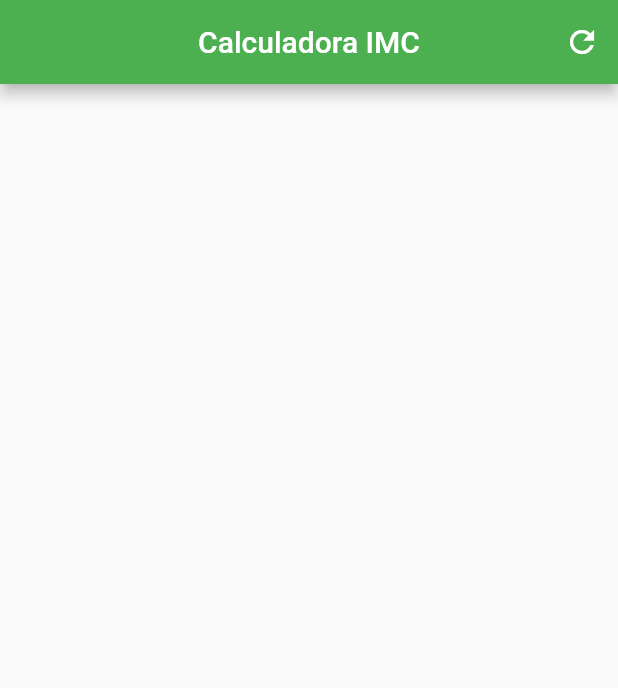
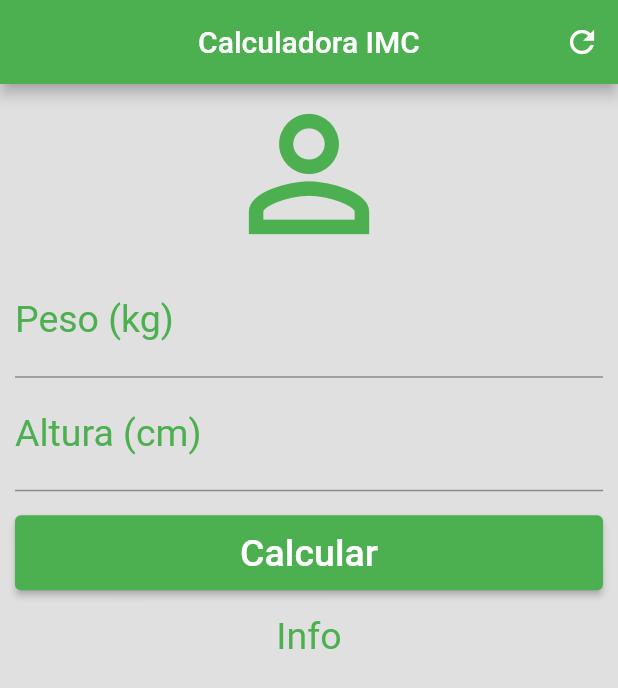
Before and after one commit to vinifoga/calculadoraIMC, a Flutter app: the screen it shows after launch, on a phone screen of 412 x 824 dp. Shown: the top 688 px of the screen. Run offline on Flutter 3.47's test engine with Material 2 defaults, Android fonts, the phone set to English and light mode, and no system bars.

Commit message:
Layout finished

```diff
--- a/lib/main.dart
+++ b/lib/main.dart
@@ -22,10 +22,80 @@ class _HomeState extends State<Home> {
         centerTitle: true,
         backgroundColor: Colors.green,
         actions: [
-          IconButton(onPressed: () {}, icon: Icon(Icons.refresh),),
-        ]
-        ,
+          IconButton(
+            onPressed: () {},
+            icon: const Icon(Icons.refresh),
+          ),
+        ],
+      ),
+      backgroundColor: const Color(0xffe0e0e0),
+      body: SingleChildScrollView(
+        padding: EdgeInsets.fromLTRB(10.0, 0.0, 10.0, 0.0),
+        child: Column(
+          crossAxisAlignment: CrossAxisAlignment.stretch,
+          children: [
+            Icon(
+              Icons.person_outline,
+              size: 120,
+              color: Colors.green,
+            ),
+            TextField(
+              keyboardType: TextInputType.number,
+              decoration: InputDecoration(
+                labelText: "Peso (kg)",
+                labelStyle: TextStyle(color: Colors.green),
+              ),
+              textAlign: TextAlign.center,
+              style: TextStyle(color: Colors.green, fontSize: 25.0),
+            ),
+            TextField(
+              keyboardType: TextInputType.number,
+              decoration: InputDecoration(
+                labelText: "Altura (cm)",
+                labelStyle: TextStyle(color: Colors.green),
+              ),
+              textAlign: TextAlign.center,
+              style: TextStyle(color: Colors.green, fontSize: 25.0),
+            ),
+            Padding(
+              padding: const EdgeInsets.only(top: 16.0, bottom: 16.0),
+              child: Container(
+                height: 50.0,
+                child: ElevatedButton(
+                  onPressed: () {},
+                  child: const Text(
+                    "Calcular",
+                    style: TextStyle(
+                      color: Colors.white,
+                      fontSize: 25.0,
+                    ),
+                  ),
+                  style: ElevatedButton.styleFrom(
+                    primary: Colors.green,
+                  ),
+                ),
+              ),
+            ),
+            Text(
+              "Info",
+              textAlign: TextAlign.center,
+              style: TextStyle(
+                color: Colors.green,
+                fontSize: 25.0,
+              ),
+            )
+          ],
+        ),
       ),
     );
   }
 }
+
+class inputTextWidget extends StatelessWidget {
+  const inputTextWidget({Key? key}) : super(key: key);
+
+  @override
+  Widget build(BuildContext context) {
+    return Container();
+  }
+}
```
